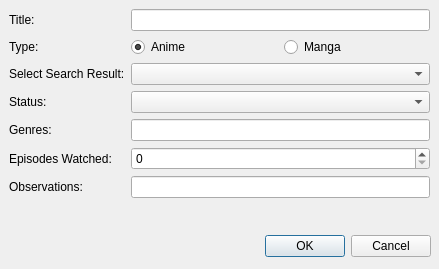
Qt form interfaces/ui/addDialog.ui (HarHar/Futaam) before a commit.
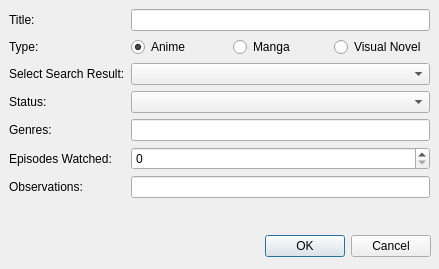
The same form after that commit.

The edit to the form file:
```diff
--- a/interfaces/ui/addDialog.ui
+++ b/interfaces/ui/addDialog.ui
@@ -84,6 +84,13 @@
         </property>
        </widget>
       </item>
+      <item>
+       <widget class="QRadioButton" name="vnButton">
+        <property name="text">
+         <string>Visual Novel</string>
+        </property>
+       </widget>
+      </item>
      </layout>
     </item>
     <item row="2" column="0">
```
